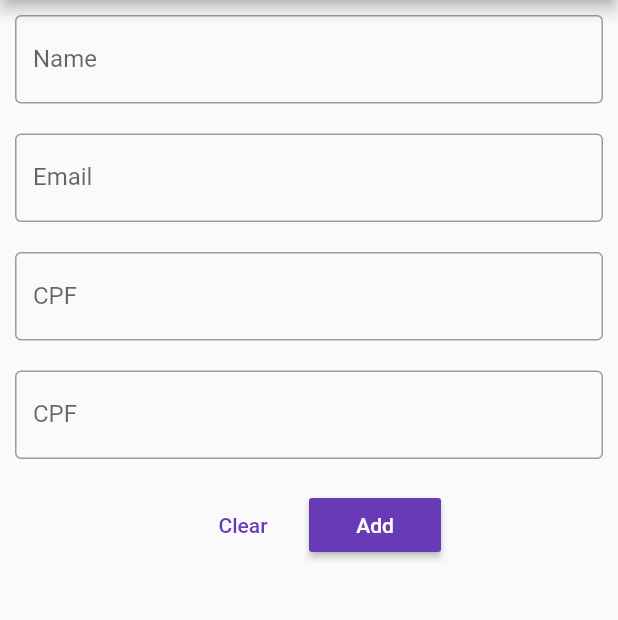
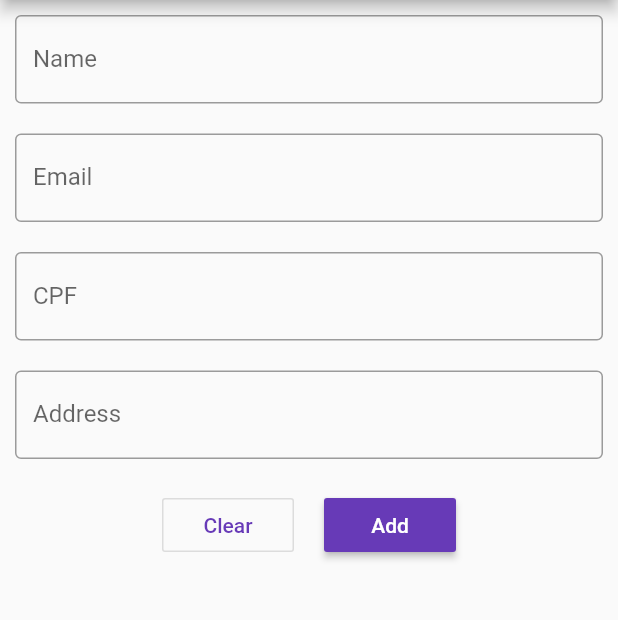
Before and after one commit to LucasPitol/CrudMaluco, a Flutter app: the screen it shows after launch, after a tap on the "add" icon, on a phone screen of 412 x 824 dp, the part 84-704 px from its top. Run offline on Flutter 3.47's test engine with Material 2 defaults, Android fonts, the phone set to English and light mode, and no system bars; our stand-ins replace cloud_firestore; accounts and stored records are empty.

Commit message:
CD-DEV-7 tarefa 3 progress tarefa 5 progress

```diff
--- a/flutterApp/crud_maluco_app/lib/add_client_component.dart
+++ b/flutterApp/crud_maluco_app/lib/add_client_component.dart
@@ -8,16 +8,28 @@ class AddClientComponent extends MaterialPageRoute<String> {
       : super(builder: (BuildContext context) {
           ClientForm _clientForm = new ClientForm();
 
-          void _openInfoDialog() {
+          void _openInfoDialog(String title, String content) {
             showDialog<String>(
                 context: context,
                 builder: (builder) {
-                  return InfoDialogComponent('Info', 'Massa');
+                  return InfoDialogComponent(title, content);
                 });
+          }
+
+          void _openInfoDialogAux() {
+            _openInfoDialog('Info', 'Massa!');
           }
 
           void _clearForm() {
             _clientForm.name.clear();
+          }
+
+          void _validateForm() {
+            bool valid = false;
+
+            if (!valid) {
+              _openInfoDialog('Fail', 'Must complete the form');
+            }
           }
 
           return Scaffold(
@@ -41,7 +53,7 @@ class AddClientComponent extends MaterialPageRoute<String> {
                 Padding(
                   padding: EdgeInsets.only(right: 20),
                   child: GestureDetector(
-                    onTap: _openInfoDialog,
+                    onTap: _openInfoDialogAux,
                     child: Icon(
                       Icons.info,
                       color: Colors.grey,
@@ -73,6 +85,7 @@ class AddClientComponent extends MaterialPageRoute<String> {
                       Container(
                         margin: EdgeInsets.all(10),
                         child: TextField(
+                          controller: _clientForm.email,
                           decoration: InputDecoration(
                             border: OutlineInputBorder(),
                             labelText: 'Email',
@@ -82,18 +95,21 @@ class AddClientComponent extends MaterialPageRoute<String> {
                       Container(
                         margin: EdgeInsets.all(10),
                         child: TextField(
+                          controller: _clientForm.cpf,
                           decoration: InputDecoration(
                             border: OutlineInputBorder(),
                             labelText: 'CPF',
                           ),
                         ),
                       ),
+                      //TODO: Date pick
                       Container(
                         margin: EdgeInsets.all(10),
                         child: TextField(
+                          controller: _clientForm.address,
                           decoration: InputDecoration(
                             border: OutlineInputBorder(),
-                            labelText: 'CPF',
+                            labelText: 'Address',
                           ),
                         ),
                       ),
@@ -103,18 +119,24 @@ class AddClientComponent extends MaterialPageRoute<String> {
                         child: Row(
                           mainAxisAlignment: MainAxisAlignment.center,
                           children: <Widget>[
-                            FlatButton(
+                            Container(
+                              margin: EdgeInsets.only(right: 10),
+                              child: OutlineButton(
                                 textColor: Colors.deepPurple,
                                 child: Text('Clear'),
                                 onPressed: _clearForm,
-                              padding: EdgeInsets.only(left: 10, right: 10),
+                                // padding: EdgeInsets.only(left: 10, right: 10),
                               ),
-                            RaisedButton(
+                            ),
+                            Container(
+                              margin: EdgeInsets.only(left: 10),
+                              child: RaisedButton(
                                 color: Colors.deepPurple,
-                              onPressed: _openInfoDialog,
+                                onPressed: _validateForm,
                                 child: Text(
                                   'Add',
                                   style: TextStyle(color: Colors.white),
+                                ),
                               ),
                             ),
                           ],
```
Lines whose indentation alone changed are shown as unchanged.
